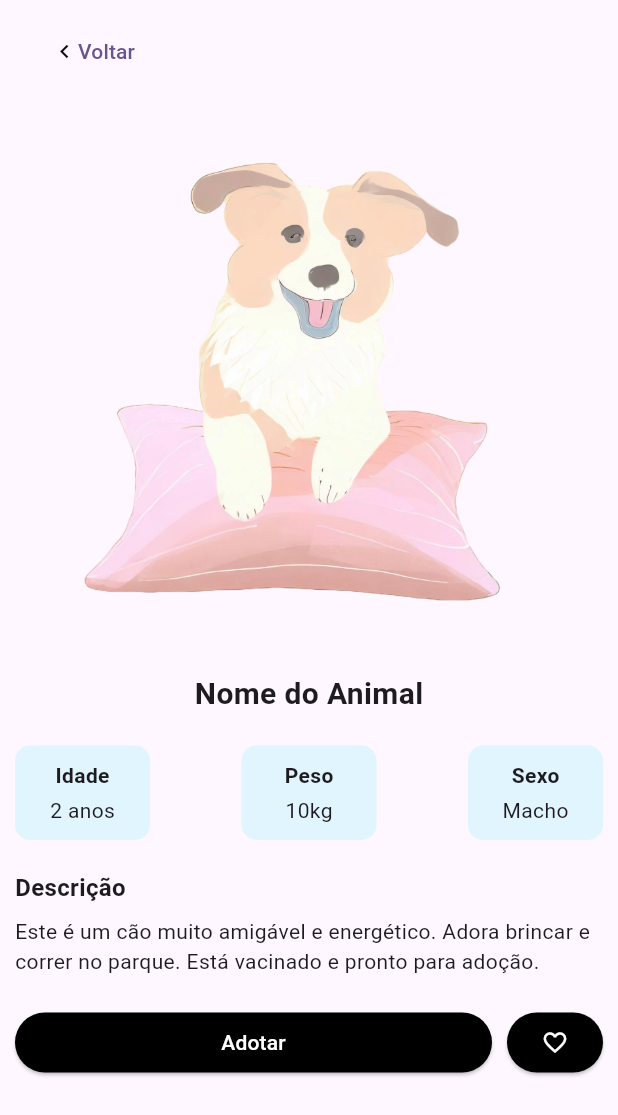
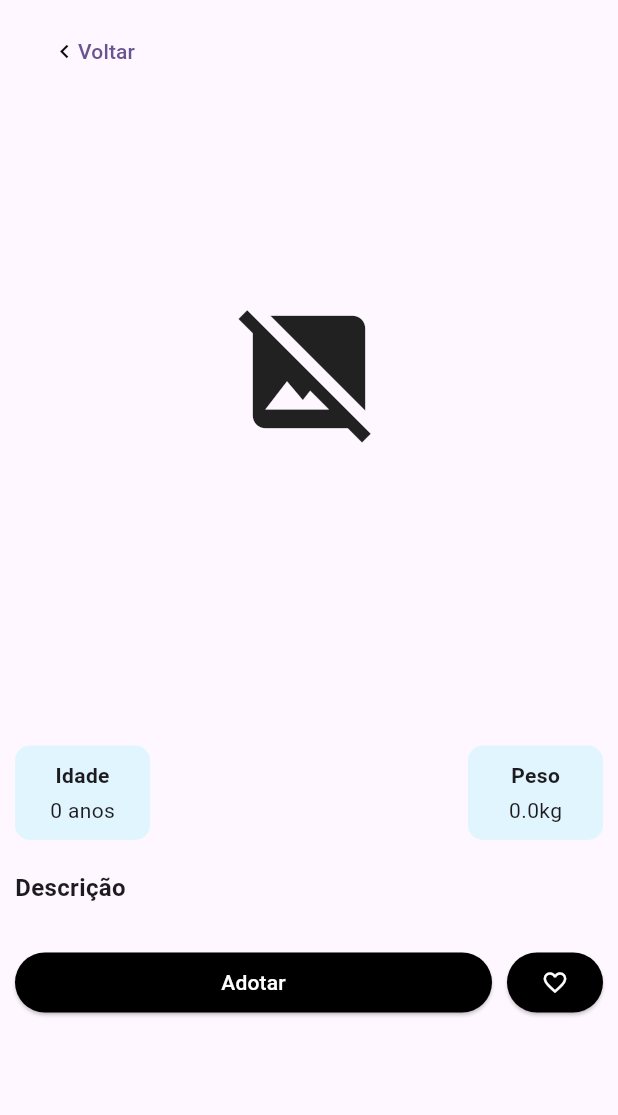
Before and after one commit to lucassdolv/PetAdopt, a Flutter app: the PetDescScreen screen opened directly with empty values, on a phone screen of 412 x 824 dp. Shown: the top 1115 px of the screen. Run offline on Flutter 3.47's test engine with Material 3 defaults, Android fonts, the phone set to English and light mode, and no system bars; our stand-ins replace shared_preferences; accounts and stored records are empty.

Commit message:
image final

```diff
--- a/lib/view/pet_desc_screen.dart
+++ b/lib/view/pet_desc_screen.dart
@@ -5,6 +5,7 @@ class PetDescScreen extends StatelessWidget {
   final PetModel dog;
 
   const PetDescScreen({super.key, required this.dog});
+
   @override
   Widget build(BuildContext context) {
     return SafeArea(
@@ -25,122 +26,47 @@ class PetDescScreen extends StatelessWidget {
                   elevation: 0,
                 ),
                 child: Row(
-                  children: [
+                  children: const [
                     Icon(Icons.chevron_left, color: Colors.black),
-                    Text("Voltar")
+                    Text("Voltar"),
                   ],
                 ),
               ),
-              // Imagem ocupando uma proporção menor da tela
+              // Imagem do pet
               SizedBox(
                 height: 380,
                 width: double.infinity,
-                child: Image.asset(
-                  "assets/images/HomeDog.png",
-                  fit: BoxFit.cover,
-                ),
+                child: dog.images.isNotEmpty
+                    ? Image.network(
+                        dog.images[0],
+                        fit: BoxFit.cover,
+                        errorBuilder: (context, error, stackTrace) =>
+                            const Icon(Icons.broken_image, size: 100),
+                      )
+                    : const Icon(Icons.image_not_supported, size: 100),
               ),
               const SizedBox(height: 10),
-              // Nome do animal centralizado e em negrito
-              const Center(
+              // Nome do animal
+              Center(
                 child: Text(
-                  "Nome do Animal",
-                  style: TextStyle(
+                  dog.name,
+                  style: const TextStyle(
                     fontSize: 20,
                     fontWeight: FontWeight.bold,
                   ),
                 ),
               ),
               const SizedBox(height: 20),
-              // Linha com 3 quadrados de informações
+              // Informações do pet
               Row(
                 mainAxisAlignment: MainAxisAlignment.spaceBetween,
                 children: [
-                  // Primeiro quadrado: Idade
-                  Container(
-                    width: 90, // Ajuste da largura
-                    padding: const EdgeInsets.all(10),
-                    decoration: BoxDecoration(
-                      color: Colors.lightBlue.shade50,
-                      borderRadius: BorderRadius.circular(10),
-                    ),
-                    child: const Column(
-                      children: [
-                        Text(
-                          "Idade",
-                          style: TextStyle(
-                            fontSize: 14,
-                            fontWeight: FontWeight.bold,
-                          ),
-                        ),
-                        SizedBox(height: 3),
-                        Text(
-                          "2 anos",
-                          style: TextStyle(
-                            fontSize: 14,
-                          ),
-                        ),
-                      ],
-                    ),
-                  ),
-                  // Segundo quadrado: Peso
-                  Container(
-                    width: 90,
-                    padding: const EdgeInsets.all(10),
-                    decoration: BoxDecoration(
-                      color: Colors.lightBlue.shade50,
-                      borderRadius: BorderRadius.circular(10),
-                    ),
-                    child: const Column(
-                      children: [
-                        Text(
-                          "Peso",
-                          style: TextStyle(
-                            fontSize: 14,
-                            fontWeight: FontWeight.bold,
-                          ),
-                        ),
-                        SizedBox(height: 3),
-                        Text(
-                          "10kg",
-                          style: TextStyle(
-                            fontSize: 14,
-                          ),
-                        ),
-                      ],
-                    ),
-                  ),
-                  // Terceiro quadrado: Sexo
-                  Container(
-                    width: 90,
-                    padding: const EdgeInsets.all(10),
-                    decoration: BoxDecoration(
-                      color: Colors.lightBlue.shade50,
-                      borderRadius: BorderRadius.circular(10),
-                    ),
-                    child: const Column(
-                      children: [
-                        Text(
-                          "Sexo",
-                          style: TextStyle(
-                            fontSize: 14,
-                            fontWeight: FontWeight.bold,
-                          ),
-                        ),
-                        SizedBox(height: 3),
-                        Text(
-                          "Macho",
-                          style: TextStyle(
-                            fontSize: 14,
-                          ),
-                        ),
-                      ],
-                    ),
-                  ),
+                  _buildInfoBox("Idade", "${dog.age} anos"),
+                  _buildInfoBox("Peso", "${dog.weight}kg"),
                 ],
               ),
               const SizedBox(height: 20),
-              // Título descrição
+              // Descrição
               const Text(
                 "Descrição",
                 style: TextStyle(
@@ -149,18 +75,10 @@ class PetDescScreen extends StatelessWidget {
                 ),
               ),
               const SizedBox(height: 8),
-              // Descrição do animal
-              const Text(
-                "Este é um cão muito amigável e energético. Adora brincar e correr no parque. Está vacinado e pronto para adoção.",
-                style: TextStyle(
-                  fontSize: 14,
-                ),
-              ),
               const SizedBox(height: 20),
-              // Botões de Adoção e Favoritar
+              // Botões
               Row(
                 children: [
-                  // Botão "Adotar" ocupa quase todo o espaço da linha
                   Expanded(
                     child: ElevatedButton(
                       onPressed: () {
@@ -169,8 +87,7 @@ class PetDescScreen extends StatelessWidget {
                       style: ElevatedButton.styleFrom(
                         backgroundColor: Colors.black,
                         padding: const EdgeInsets.symmetric(
-                            horizontal: 20,
-                            vertical: 10), // Mantido o tamanho do padding
+                            horizontal: 20, vertical: 10),
                         shape: RoundedRectangleBorder(
                           borderRadius: BorderRadius.circular(30),
                         ),
@@ -184,7 +101,7 @@ class PetDescScreen extends StatelessWidget {
                       ),
                     ),
                   ),
-                  const SizedBox(width: 10), // Espaço entre os botões
+                  const SizedBox(width: 10),
                   ElevatedButton(
                     onPressed: () {
                       // Ação de favoritar
@@ -207,4 +124,33 @@ class PetDescScreen extends StatelessWidget {
       ),
     );
   }
+
+  Widget _buildInfoBox(String label, String value) {
+    return Container(
+      width: 90,
+      padding: const EdgeInsets.all(10),
+      decoration: BoxDecoration(
+        color: Colors.lightBlue.shade50,
+        borderRadius: BorderRadius.circular(10),
+      ),
+      child: Column(
+        children: [
+          Text(
+            label,
+            style: const TextStyle(
+              fontSize: 14,
+              fontWeight: FontWeight.bold,
+            ),
+          ),
+          const SizedBox(height: 3),
+          Text(
+            value,
+            style: const TextStyle(
+              fontSize: 14,
+            ),
+          ),
+        ],
+      ),
+    );
+  }
 }
--- a/lib/view/profile_screen.dart
+++ b/lib/view/profile_screen.dart
@@ -8,7 +8,7 @@ class ProfileScreen extends StatelessWidget {
 
   Future<String?> _getToken() async {
     SharedPreferences prefs = await SharedPreferences.getInstance();
-    return prefs.getString('auth_token'); // Recupera o token salvo
+    return prefs.getString('auth_token');
   }
 
   Future<List<dynamic>> fetchUserPets() async {
@@ -37,7 +37,7 @@ class ProfileScreen extends StatelessWidget {
         appBar: AppBar(
           title: const Text("Perfil de Usuário"),
           centerTitle: true,
-          automaticallyImplyLeading: false, // Remove o botão de voltar padrão
+          automaticallyImplyLeading: false,
         ),
         body: Padding(
           padding: const EdgeInsets.symmetric(horizontal: 20.0),
@@ -47,7 +47,7 @@ class ProfileScreen extends StatelessWidget {
               // Botão Voltar estilizado
               ElevatedButton(
                 onPressed: () {
-                  Navigator.of(context).pop(); // Voltar à tela anterior
+                  Navigator.of(context).pop();
                 },
                 child: Row(
                   mainAxisSize: MainAxisSize.min,
@@ -61,10 +61,10 @@ class ProfileScreen extends StatelessWidget {
                   ],
                 ),
                 style: ElevatedButton.styleFrom(
-                  backgroundColor: Colors.transparent, // Fundo transparente
-                  shadowColor: Colors.transparent, // Remove a sombra
-                  elevation: 0, // Remove elevação
-                  padding: EdgeInsets.zero, // Remove padding
+                  backgroundColor: Colors.transparent,
+                  shadowColor: Colors.transparent,
+                  elevation: 0,
+                  padding: EdgeInsets.zero,
                 ),
               ),
               const Spacer(flex: 2),
@@ -72,7 +72,6 @@ class ProfileScreen extends StatelessWidget {
               Center(
                 child: Column(
                   children: [
-                    // Placeholder para imagem de perfil
                     const CircleAvatar(
                       radius: 50,
                       backgroundColor: Colors.black12,
@@ -102,7 +101,6 @@ class ProfileScreen extends StatelessWidget {
                 ),
               ),
               const SizedBox(height: 30),
-              // Descrição do usuário
               const Text(
                 "Descrição do Usuário",
                 style: TextStyle(
@@ -144,7 +142,11 @@ class ProfileScreen extends StatelessWidget {
                           final pet = pets[index];
                           return ListTile(
                             leading: CircleAvatar(
-                              backgroundImage: NetworkImage(pet['images'][0]),
+                              backgroundImage: NetworkImage(
+                                pet['images']?.isNotEmpty == true
+                                    ? pet['images'][0]
+                                    : 'https://via.placeholder.com/150',
+                              ),
                             ),
                             title: Text(pet['name']),
                             subtitle: Text(
--- a/pubspec.yaml
+++ b/pubspec.yaml
@@ -62,7 +62,6 @@ flutter:
   # To add assets to your application, add an assets section, like this:
   assets:
     - assets/images/
-    - assets/svg/
 
   # An image asset can refer to one or more resolution-specific "variants", see
   # https://flutter.dev/to/resolution-aware-images
```
Also changed, not shown: pubspec.lock.
